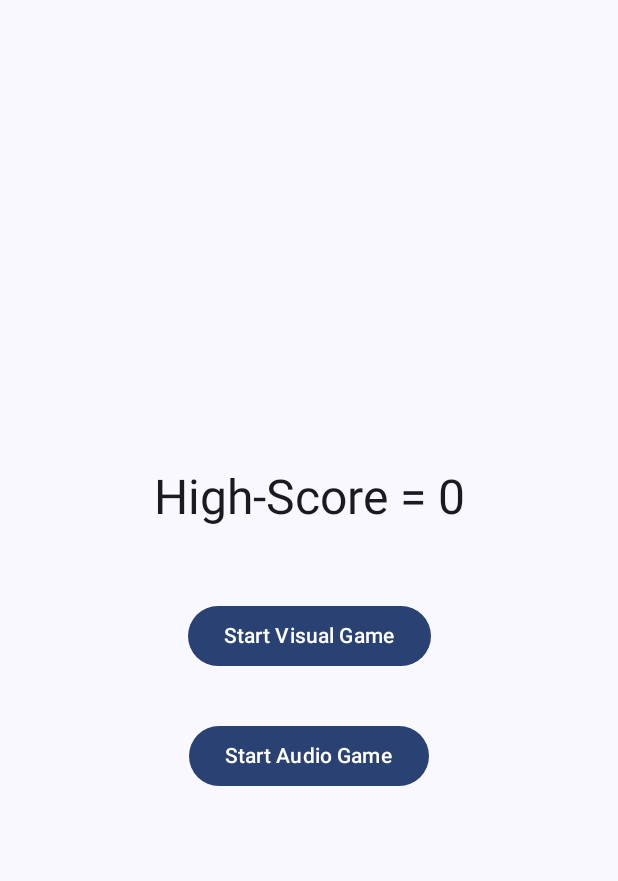
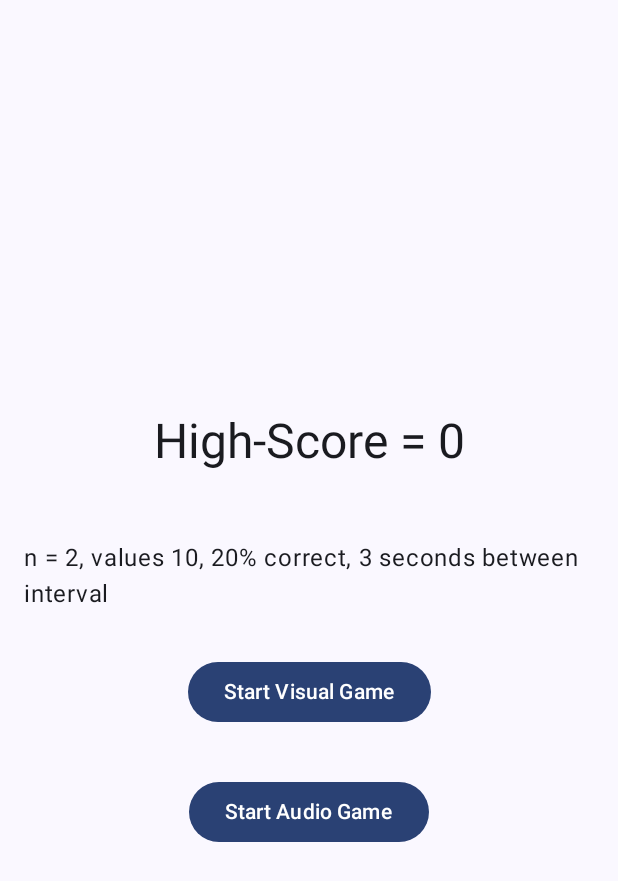
Before and after one commit to AlaaGhalib/N-Back-LabbB1, an Android app built with Jetpack Compose: the HomeScreen screen opened through its navigation route, on a phone screen of 412 x 824 dp. Shown: the top 881 px of the screen. Run offline under Robolectric (Android 15) with nearby library versions, the phone set to English and light mode, and no system bars.

```diff
--- a/app/src/main/java/mobappdev/example/nback_cimpl/ui/screens/HomeScreen.kt
+++ b/app/src/main/java/mobappdev/example/nback_cimpl/ui/screens/HomeScreen.kt
@@ -21,51 +21,70 @@ import androidx.navigation.NavController
 import mobappdev.example.nback_cimpl.ui.viewmodels.GameType
 import mobappdev.example.nback_cimpl.ui.viewmodels.GameViewModel
 
+/**
+ * Composable that represents the Home Screen.
+ *
+ * This screen is the main entry point for the game, displaying high scores, game information, and buttons
+ * to start a visual or audio game. It also provides easy navigation to the actual game screen.
+ *
+ * @param vm The ViewModel that holds game-related data.
+ * @param navController Used to navigate between different screens.
+ */
 @Composable
 fun HomeScreen(
     vm: GameViewModel,
     navController: NavController
 ) {
+    // Observe the highscore from the ViewModel
     val highscore by vm.highscore.collectAsState()
-    val snackBarHostState = remember { SnackbarHostState() }
+    val snackBarHostState = remember { SnackbarHostState() } // Remember snackbar host state for showing messages
 
+    // Main scaffold structure of the HomeScreen
     Scaffold(
-        snackbarHost = { SnackbarHost(snackBarHostState) }
+        snackbarHost = { SnackbarHost(snackBarHostState) } // Provide the snackbar for showing messages
     ) {
+        // Column to arrange all elements vertically and centered
         Column(
             modifier = Modifier
-                .fillMaxSize()
-                .padding(it),
-            verticalArrangement = Arrangement.Center,
-            horizontalAlignment = Alignment.CenterHorizontally
+                .fillMaxSize() // Take up the whole screen size
+                .padding(it), // Padding to accommodate system UI such as the navigation bar
+            verticalArrangement = Arrangement.Center, // Center all elements vertically
+            horizontalAlignment = Alignment.CenterHorizontally // Center all elements horizontally
         ) {
             // Display High Score
             Text(
-                modifier = Modifier.padding(32.dp),
-                text = "High-Score = $highscore",
-                style = MaterialTheme.typography.headlineLarge
+                modifier = Modifier.padding(32.dp), // Add padding around the text
+                text = "High-Score = $highscore", // Display the current high score
+                style = MaterialTheme.typography.headlineLarge // Use a headline style for prominence
+            )
+
+            // Display Game Information
+            Text(
+                modifier = Modifier.padding(16.dp), // Padding to separate it from other elements
+                text = "n = 2, values 10, 20% correct, 3 seconds between interval", // Game settings information
+                style = MaterialTheme.typography.bodyLarge // Style as body text
             )
 
             // Button to Start Visual Game
             Button(
                 onClick = {
-                    vm.setGameType(GameType.Visual) // Set game type before navigating
-                    navController.navigate("game") // Navigate to GameScreen
+                    vm.setGameType(GameType.Visual) // Set game type to Visual before navigating
+                    navController.navigate("game") // Navigate to the GameScreen
                 },
-                modifier = Modifier.padding(16.dp)
+                modifier = Modifier.padding(16.dp) // Add padding around the button
             ) {
-                Text(text = "Start Visual Game")
+                Text(text = "Start Visual Game") // Button label
             }
 
             // Button to Start Audio Game
             Button(
                 onClick = {
-                    vm.setGameType(GameType.Audio) // Set game type before navigating
-                    navController.navigate("game") // Navigate to GameScreen
+                    vm.setGameType(GameType.Audio) // Set game type to Audio before navigating
+                    navController.navigate("game") // Navigate to the GameScreen
                 },
-                modifier = Modifier.padding(16.dp)
+                modifier = Modifier.padding(16.dp) // Add padding around the button
             ) {
-                Text(text = "Start Audio Game")
+                Text(text = "Start Audio Game") // Button label
             }
         }
     }
```
Also changed, not shown: app/src/main/java/mobappdev/example/nback_cimpl/ui/screens/GameScreen.kt (+36 -18 lines), app/src/main/java/mobappdev/example/nback_cimpl/ui/viewmodels/GameVM.kt (+76 -26 lines).
